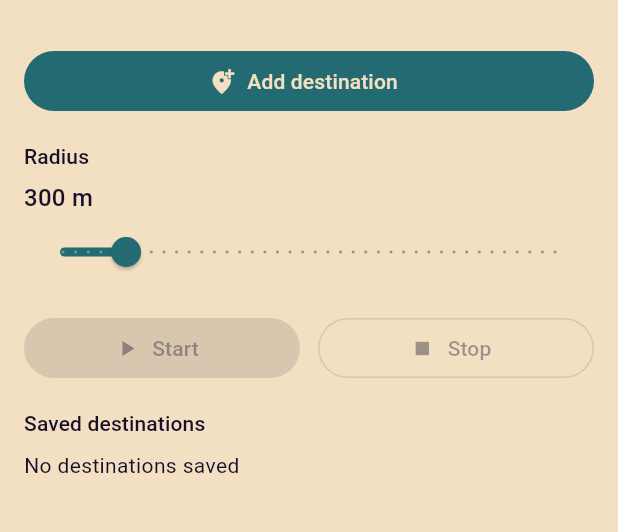
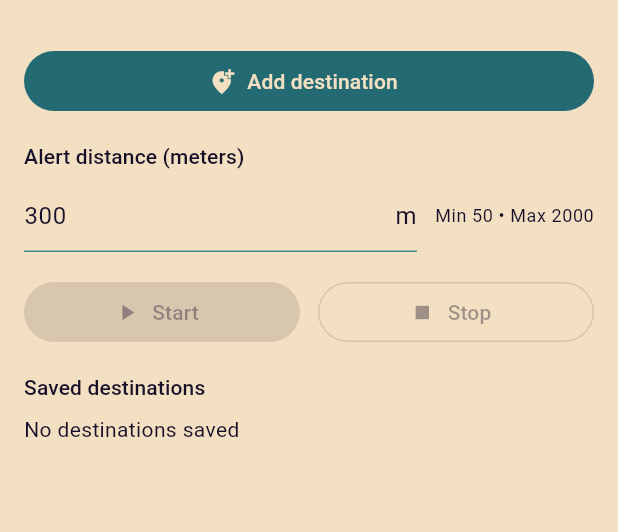
Before and after one commit to nk405/TravelAlarm, a Flutter app: the screen it shows after launch, on a phone screen of 412 x 824 dp, the part 63-595 px from its top. Run offline on Flutter 3.47's test engine with Material 3 defaults, Android fonts, the phone set to English and light mode, and no system bars; our stand-ins replace flutter_local_notifications, flutter_map, geolocator, latlong2, shared_preferences; missing offline and left inert: flutter_ringtone_player.

Commit message:
Enhance radius input handling and distance formatting in geofence monitoring

```diff
--- a/lib/main.dart
+++ b/lib/main.dart
@@ -1,4 +1,5 @@
 import 'package:flutter/material.dart';
+import 'package:flutter/services.dart';
 import 'package:geolocator/geolocator.dart';
 import 'package:flutter_map/flutter_map.dart';
 import 'package:latlong2/latlong.dart' as ll;
@@ -55,6 +56,7 @@ class MyHomePage extends StatefulWidget {
 class _MyHomePageState extends State<MyHomePage> {
   double _radius = 300; // meters
   GeofenceMonitor? _monitor;
+  late final TextEditingController _radiusController;
   final List<Destination> _destinations = [];
   String? _activeDestinationId;
   bool _loadingDestinations = true;
@@ -66,6 +68,7 @@ class _MyHomePageState extends State<MyHomePage> {
   @override
   void initState() {
     super.initState();
+    _radiusController = TextEditingController(text: _radius.toStringAsFixed(0));
     NotificationService.instance.init();
     _loadDestinations();
   }
@@ -73,7 +76,20 @@ class _MyHomePageState extends State<MyHomePage> {
   @override
   void dispose() {
     _monitor?.dispose();
+    _radiusController.dispose();
     super.dispose();
+  }
+
+  void _applyRadiusInput(String value) {
+    final parsed = double.tryParse(value);
+    if (parsed == null) return;
+    final clamped = parsed.clamp(50, 2000).toDouble();
+    setState(() => _radius = clamped);
+    _radiusController.text = clamped.toStringAsFixed(0);
+    _radiusController.selection = TextSelection.fromPosition(
+      TextPosition(offset: _radiusController.text.length),
+    );
+    FocusManager.instance.primaryFocus?.unfocus();
   }
 
   Destination? get _activeDestination {
@@ -284,23 +300,38 @@ class _MyHomePageState extends State<MyHomePage> {
                 crossAxisAlignment: CrossAxisAlignment.start,
                 children: [
                   Text(
-                    'Radius',
+                    'Alert distance (meters)',
                     style: theme.textTheme.labelLarge?.copyWith(
                       color: colors.onSurfaceVariant,
                     ),
                   ),
                   const SizedBox(height: 6),
-                  Text(
-                    '${_radius.toStringAsFixed(0)} m',
-                    style: theme.textTheme.titleMedium,
-                  ),
-                  Slider(
-                    value: _radius,
-                    min: 50,
-                    max: 2000,
-                    divisions: 39,
-                    label: '${_radius.toStringAsFixed(0)} m',
-                    onChanged: (v) => setState(() => _radius = v),
+                  Row(
+                    children: [
+                      Expanded(
+                        child: TextField(
+                          controller: _radiusController,
+                          keyboardType: TextInputType.number,
+                          inputFormatters: [
+                            FilteringTextInputFormatter.digitsOnly,
+                          ],
+                          decoration: const InputDecoration(
+                            hintText: 'Enter radius',
+                            suffixText: 'm',
+                          ),
+                          onSubmitted: _applyRadiusInput,
+                          onEditingComplete:
+                              () => _applyRadiusInput(_radiusController.text),
+                        ),
+                      ),
+                      const SizedBox(width: 12),
+                      Text(
+                        'Min 50 • Max 2000',
+                        style: theme.textTheme.bodySmall?.copyWith(
+                          color: colors.onSurfaceVariant,
+                        ),
+                      ),
+                    ],
                   ),
                 ],
               ),
@@ -361,7 +392,7 @@ class _MyHomePageState extends State<MyHomePage> {
                     final text =
                         dist == null
                             ? 'Awaiting location...'
-                            : 'Remaining distance: ${dist.toStringAsFixed(0)} m';
+                            : 'Remaining distance: ${_formatDistance(dist)}';
                     return Row(
                       children: [
                         Icon(Icons.directions, color: colors.primary),
@@ -600,6 +631,14 @@ class _MyHomePageState extends State<MyHomePage> {
       ),
     );
   }
+
+  String _formatDistance(double meters) {
+    if (meters >= 1000) {
+      final km = meters / 1000;
+      return '${km.toStringAsFixed(1)} km';
+    }
+    return '${meters.toStringAsFixed(0)} m';
+  }
 }
 
 class _Section extends StatelessWidget {
--- a/lib/services/geofence_monitor.dart
+++ b/lib/services/geofence_monitor.dart
@@ -112,7 +112,7 @@ class GeofenceMonitor {
           NotificationService.instance.showProximityAlert(
             title: 'Approaching destination',
             body:
-                'You are ${(remaining).toStringAsFixed(0)} m from your destination.',
+                'You are ${_formatDistance(remaining)} from your destination.',
           );
           AlarmService.instance.startAlarm();
         }
@@ -150,9 +150,16 @@ class GeofenceMonitor {
 
     await NotificationService.instance.showMonitoringStatus(
       destinationName: destName,
-      remainingText:
-          'Remaining distance: ${remainingMeters.toStringAsFixed(0)} m',
+      remainingText: 'Remaining distance: ${_formatDistance(remainingMeters)}',
     );
+  }
+
+  String _formatDistance(double meters) {
+    if (meters >= 1000) {
+      final km = meters / 1000;
+      return '${km.toStringAsFixed(1)} km';
+    }
+    return '${meters.toStringAsFixed(0)} m';
   }
 
   Future<void> _maybeUpdateRoute(
```
